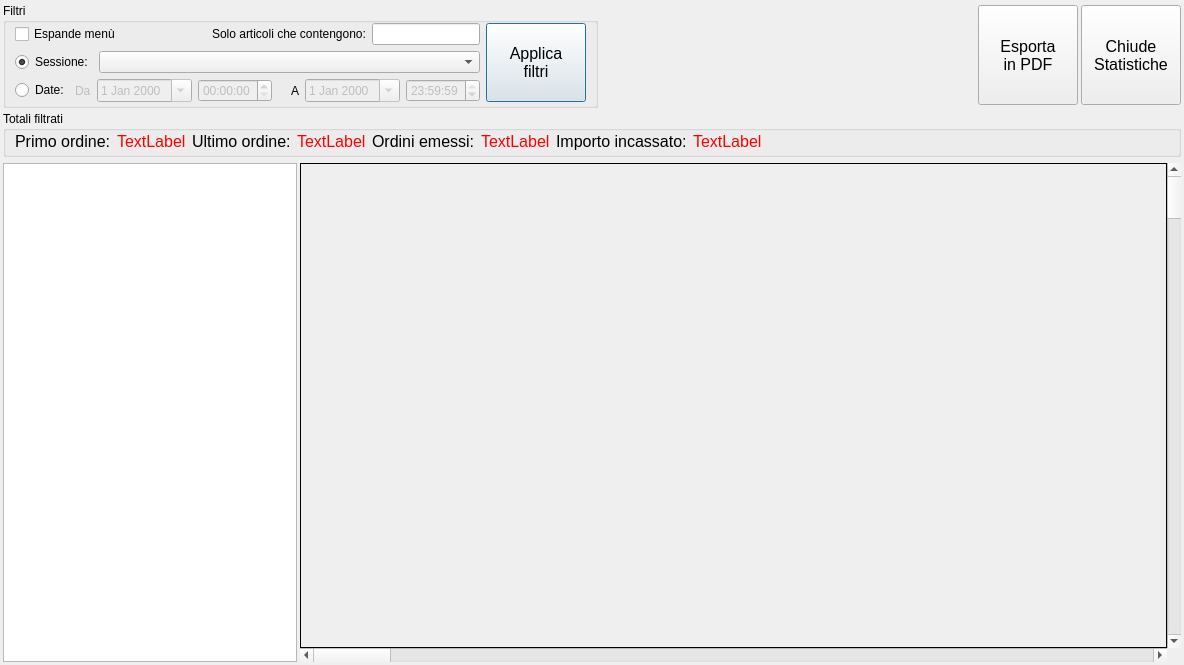
mtonin/gestcassa, file src/statsform.ui: the form before one commit.
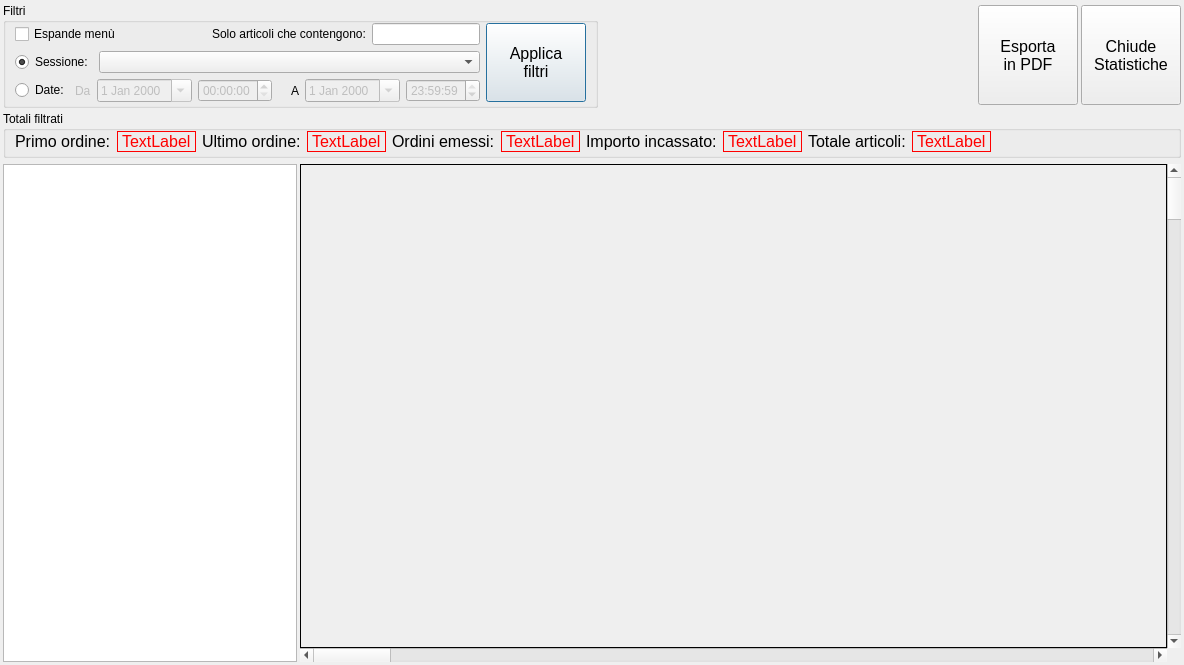
The form after the commit. Custom widgets are drawn as their Qt base class.

Commit message: - aggiunto totale articoli alle statistiche

Diff of the .ui file:
```diff
--- a/src/statsform.ui
+++ b/src/statsform.ui
@@ -368,6 +368,9 @@
         <property name="styleSheet">
          <string notr="true">color: rgb(255, 0, 0);</string>
         </property>
+        <property name="frameShape">
+         <enum>QFrame::Box</enum>
+        </property>
         <property name="text">
          <string>TextLabel</string>
         </property>
@@ -401,6 +404,9 @@
         <property name="styleSheet">
          <string notr="true">color: rgb(255, 0, 0);</string>
         </property>
+        <property name="frameShape">
+         <enum>QFrame::Box</enum>
+        </property>
         <property name="text">
          <string>TextLabel</string>
         </property>
@@ -431,6 +437,9 @@
         <property name="styleSheet">
          <string notr="true">color: rgb(255, 0, 0);</string>
         </property>
+        <property name="frameShape">
+         <enum>QFrame::Box</enum>
+        </property>
         <property name="text">
          <string>TextLabel</string>
         </property>
@@ -460,6 +469,42 @@
         </property>
         <property name="styleSheet">
          <string notr="true">color: rgb(255, 0, 0);</string>
+        </property>
+        <property name="frameShape">
+         <enum>QFrame::Box</enum>
+        </property>
+        <property name="text">
+         <string>TextLabel</string>
+        </property>
+        <property name="textInteractionFlags">
+         <set>Qt::NoTextInteraction</set>
+        </property>
+       </widget>
+      </item>
+      <item>
+       <widget class="QLabel" name="label_8">
+        <property name="font">
+         <font>
+          <pointsize>12</pointsize>
+         </font>
+        </property>
+        <property name="text">
+         <string>Totale articoli:</string>
+        </property>
+       </widget>
+      </item>
+      <item>
+       <widget class="QLabel" name="totaleArticoliTxt">
+        <property name="font">
+         <font>
+          <pointsize>12</pointsize>
+         </font>
+        </property>
+        <property name="styleSheet">
+         <string notr="true">color: rgb(255, 0, 0);</string>
+        </property>
+        <property name="frameShape">
+         <enum>QFrame::Box</enum>
         </property>
         <property name="text">
          <string>TextLabel</string>
```
The commit also changes 2 other files.
